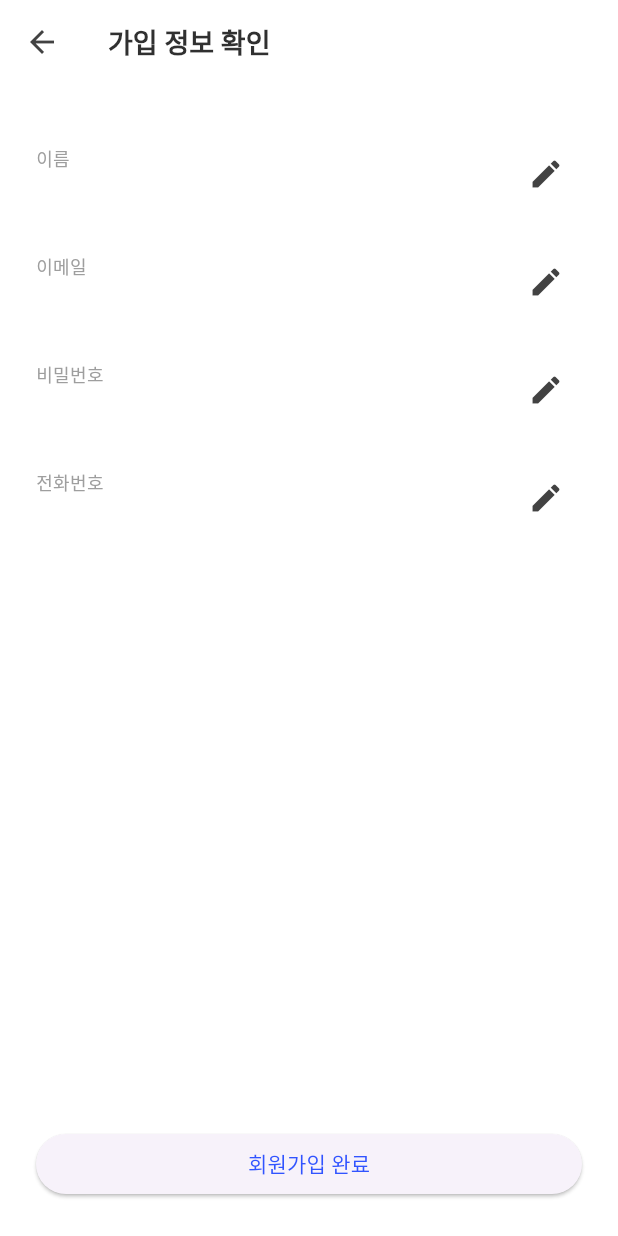
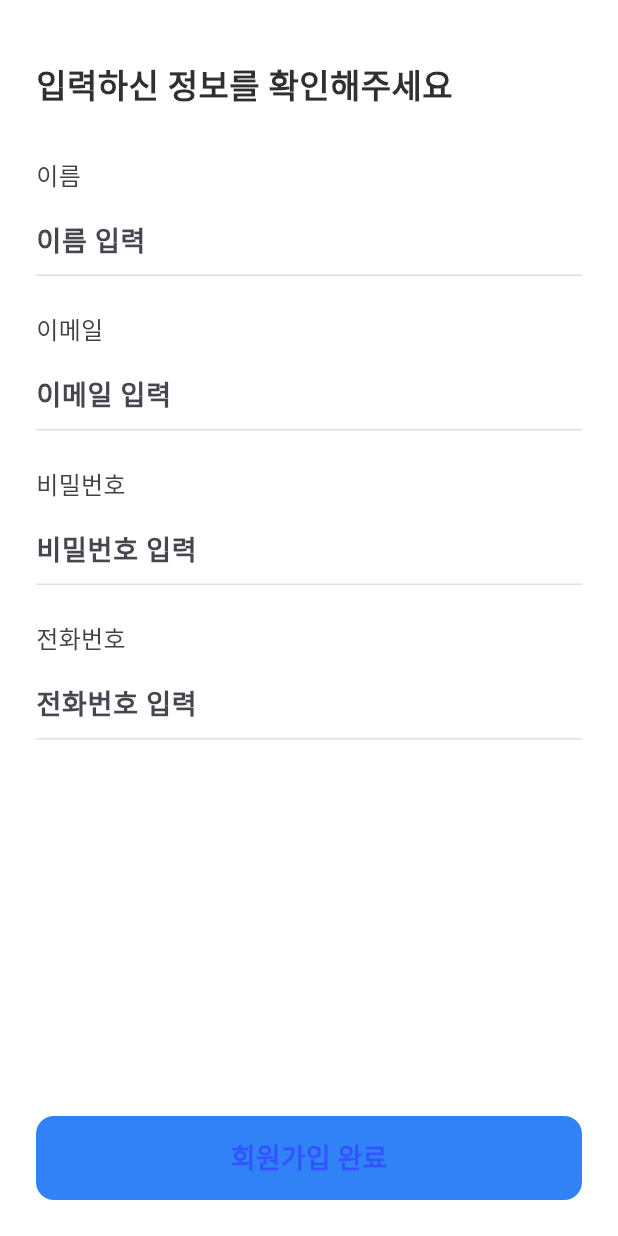
Before and after one commit to Renty-Project-Team/renty_client, a Flutter app: the SignupConfirmPage screen opened directly with empty values, on a phone screen of 412 x 824 dp. Run offline on Flutter 3.47's test engine with Material 3 defaults, Android fonts, the phone set to English and light mode, and no system bars; our stand-ins replace cookie_jar, dio, dio_cookie_manager; Roboto replaces fonts that are missing (Noto Sans KR).

Commit message:
Update:로그인및 회원가입시 입력값 검증 추가 및 디자인 일부변경
로그인 Textfiled에서 사용자가 입력한 값에 대한 검증기능 추가 및 회원가입 단계에서 발생입력값 저장 불가 오류 개선 회원가입UI 수정및 개선으로 InfoRaw.dart 삭제

```diff
--- a/lib/main.dart
+++ b/lib/main.dart
@@ -2,6 +2,7 @@
 import 'global_theme.dart';
 import 'bottom_menu_bar.dart';
 import 'logo_app_ber.dart';
+import 'login.dart';
 // import 'package:http/http.dart' as http;
 
 void main() {
@@ -18,7 +19,7 @@
       theme: buildAppTheme(), // 글로벌 테마 적용
       initialRoute: '/',
       routes: {
-        '/': (context) => const MainPage(),
+        '/': (context) => const LoginPage(),
       },
     );
   }
--- a/lib/signUp/InfoRaw.dart
+++ /dev/null
@@ -1,36 +0,0 @@
-import 'package:flutter/material.dart';
-class InfoRow extends StatelessWidget {
-  final String label;
-  final String value;
-  final VoidCallback onEdit;
-
-  const InfoRow({
-    super.key,
-    required this.label,
-    required this.value,
-    required this.onEdit,
-  });
-
-  @override
-  Widget build(BuildContext context) {
-    return Padding(
-      padding: const EdgeInsets.symmetric(vertical: 12),
-      child: Row(
-        mainAxisAlignment: MainAxisAlignment.spaceBetween,
-        children: [
-          Column(
-            crossAxisAlignment: CrossAxisAlignment.start,
-            children: [
-              Text(label, style: TextStyle(color: Colors.grey)),
-              Text(value, style: TextStyle(fontSize: 16, fontWeight: FontWeight.bold)),
-            ],
-          ),
-          IconButton(
-            icon: Icon(Icons.edit),
-            onPressed: onEdit,
-          ),
-        ],
-      ),
-    );
-  }
-}
--- a/lib/signUp/signUpData.dart
+++ b/lib/signUp/signUpData.dart
@@ -1,12 +1,12 @@
 class SignupData {
   String name;
-  String birth;
+  String pw;
   String email;
   String phone;
 
   SignupData({
     this.name = '',
-    this.birth = '',
+    this.pw = '',
     this.email = '',
     this.phone = '',
   });
@@ -14,14 +14,14 @@ class SignupData {
   // 복사본 생성
   SignupData copyWith({
     String? name,
-    String? birth,
     String? email,
+    String? pw,
     String? phone,
   }) {
     return SignupData(
       name: name ?? this.name,
-      birth: birth ?? this.birth,
       email: email ?? this.email,
+      pw: pw ?? this.pw,
       phone: phone ?? this.phone,
     );
   }
--- a/lib/signUp/signUpLev1.dart
+++ b/lib/signUp/signUpLev1.dart
@@ -40,7 +40,7 @@ class SignupNamePage extends StatelessWidget {
                       context,
                       MaterialPageRoute(
                         builder: (_) => SignupEmailPage(
-                          signupData: signupData.copyWith(email: nameController.text),
+                          signupData: signupData.copyWith(name: nameController.text),
                         ),
                       ),
                     );
--- a/lib/signUp/signUpLev2.dart
+++ b/lib/signUp/signUpLev2.dart
@@ -19,9 +19,10 @@ class SignupEmailPage extends StatelessWidget {
             crossAxisAlignment: CrossAxisAlignment.start,
             children: [
               SizedBox(height: 60),
-              Text('${signupData.copyWith} 사용할 이메일을 입력해주세요', style: TextStyle(fontSize: 24, fontWeight: FontWeight.bold)),
+              Text('${signupData.name} 사용할 이메일을 입력해주세요', style: TextStyle(fontSize: 24, fontWeight: FontWeight.bold)),
               SizedBox(height: 20),
               TextField(
+                controller: emailController,
                 autofocus: true,
                 style: TextStyle(fontSize: 20),
                 decoration: InputDecoration(
@@ -35,6 +36,7 @@ class SignupEmailPage extends StatelessWidget {
                 width: double.infinity,
                 child: ElevatedButton(
                   onPressed: () {
+                    print('${emailController.text}');
                     Navigator.push(
                       context,
                       MaterialPageRoute(builder: (context) =>
--- a/lib/signUp/signUpLev3.dart
+++ b/lib/signUp/signUpLev3.dart
@@ -21,6 +21,8 @@ class SignupPassword extends StatelessWidget {
               Text('${signupData.name} 로그인할때 사용할 비밀번호를 입력해주세요', style: TextStyle(fontSize: 24, fontWeight: FontWeight.bold)),
               SizedBox(height: 20),
               TextField(
+                controller: passwordController,
+                obscureText: true,
                 autofocus: true,
                 style: TextStyle(fontSize: 20),
                 decoration: InputDecoration(
@@ -38,7 +40,7 @@ class SignupPassword extends StatelessWidget {
                       context,
                       MaterialPageRoute(builder: (context) =>
                           SignupPhone(
-                            signupData: signupData.copyWith(email: passwordController.text),
+                            signupData: signupData.copyWith(pw: passwordController.text),
                           ),
                       ),
                     );
--- a/lib/signUp/signUpLev5.dart
+++ b/lib/signUp/signUpLev5.dart
@@ -1,77 +1,117 @@
 import 'package:flutter/material.dart';
 import 'package:renty_client/signUp/signUpData.dart';
-import 'signUpLev1.dart';
-import 'signUpLev2.dart';
-import 'signUpLev3.dart';
-import 'signUpLev4.dart';
-import 'InfoRaw.dart';
+import 'package:renty_client/login.dart';
 
-class SignupConfirmPage extends StatelessWidget {
+class SignupConfirmPage extends StatefulWidget {
   final SignupData signupData;
 
   const SignupConfirmPage({super.key, required this.signupData});
 
   @override
+  _SignupConfirmPageState createState() => _SignupConfirmPageState();
+}
+
+class _SignupConfirmPageState extends State<SignupConfirmPage> {
+  late TextEditingController nameController;
+  late TextEditingController emailController;
+  late TextEditingController passwordController;
+  late TextEditingController phoneController;
+
+  @override
+  void initState() {
+    super.initState();
+    nameController = TextEditingController(text: widget.signupData.name);
+    emailController = TextEditingController(text: widget.signupData.email);
+    passwordController = TextEditingController(text: widget.signupData.pw);
+    phoneController = TextEditingController(text: widget.signupData.phone);
+  }
+
+  @override
+  void dispose() {
+    nameController.dispose();
+    emailController.dispose();
+    passwordController.dispose();
+    phoneController.dispose();
+    super.dispose();
+  }
+
+  Widget _buildField(String label, TextEditingController controller, {bool obscure = false}) {
+    return Column(
+      crossAxisAlignment: CrossAxisAlignment.start,
+      children: [
+        Text(label, style: TextStyle(fontSize: 16, fontWeight: FontWeight.w500, color: Colors.grey[800])),
+        SizedBox(height: 8),
+        TextField(
+          controller: controller,
+          obscureText: obscure,
+          style: TextStyle(fontSize: 18),
+          decoration: InputDecoration(
+            hintText: '$label 입력',
+            enabledBorder: UnderlineInputBorder(
+              borderSide: BorderSide(color: Colors.grey.shade300),
+            ),
+            focusedBorder: UnderlineInputBorder(
+              borderSide: BorderSide(color: Color(0xFF3182F6), width: 2),
+            ),
+          ),
+        ),
+        SizedBox(height: 24),
+      ],
+    );
+  }
+
+  @override
   Widget build(BuildContext context) {
     return Scaffold(
-      appBar: AppBar(title: Text('가입 정보 확인')),
-      body: Padding(
-        padding: const EdgeInsets.all(24.0),
+      backgroundColor: Colors.white,
+      body: SafeArea(
+        child: Padding(
+          padding: const EdgeInsets.symmetric(horizontal: 24.0),
           child: Column(
             crossAxisAlignment: CrossAxisAlignment.start,
             children: [
-            InfoRow(
-              label: '이름',
-              value: signupData.name,
-              onEdit: () {
-                // 이름 수정 페이지로 이동
+              SizedBox(height: 40),
+              Text('입력하신 정보를 확인해주세요',
+                  style: TextStyle(fontSize: 22, fontWeight: FontWeight.bold)),
+              SizedBox(height: 32),
+
+              _buildField('이름', nameController),
+              _buildField('이메일', emailController),
+              _buildField('비밀번호', passwordController, obscure: true),
+              _buildField('전화번호', phoneController),
+
+              Spacer(),
+
+              SizedBox(
+                width: double.infinity,
+                height: 56,
+                child: ElevatedButton(
+                  onPressed: () {
+                    final updatedData = widget.signupData.copyWith(
+                      name: nameController.text,
+                      email: emailController.text,
+                      pw: passwordController.text,
+                      phone: phoneController.text,
+                    );
+
+                    // TODO: 서버 전송
+                    print(updatedData);
                     Navigator.push(
                       context,
-                  MaterialPageRoute(builder: (_) => SignupNamePage(signupData: signupData)),
+                      MaterialPageRoute(builder: (context) => LoginPage()),
                     );
                   },
+                  style: ElevatedButton.styleFrom(
+                    backgroundColor: Color(0xFF3182F6),
+                    shape: RoundedRectangleBorder(borderRadius: BorderRadius.circular(12)),
+                    elevation: 0,
                   ),
-            InfoRow(
-              label: '이메일',
-              value: signupData.email,
-              onEdit: () {
-                Navigator.push(
-                  context,
-                  MaterialPageRoute(builder: (_) => SignupEmailPage(signupData: signupData)),
-                );
-              },
+                  child: Text('회원가입 완료', style: TextStyle(fontSize: 18, fontWeight: FontWeight.bold)),
                 ),
-            InfoRow(
-              label: '비밀번호',
-              value: signupData.phone,
-              onEdit: () {
-                Navigator.push(
-                  context,
-                  MaterialPageRoute(builder: (_) => SignupPassword(signupData: signupData)),
-                );
-              },
               ),
-            InfoRow(
-              label: '전화번호',
-              value: signupData.phone,
-              onEdit: () {
-                Navigator.push(
-                  context,
-                  MaterialPageRoute(builder: (_) => SignupPhone(signupData: signupData)),
-                );
-              },
+              SizedBox(height: 24),
+            ],
           ),
-            Spacer(),
-            SizedBox(
-              width: double.infinity,
-              child: ElevatedButton(
-                onPressed: () {
-                  // 서버로 회원가입 정보 전송
-                },
-                child: Text('회원가입 완료'),
-              ),
-            )
-          ],
         ),
       ),
     );
```
Also changed, not shown: lib/loginPage.dart (+47 -17 lines), lib/signUp/signUpLev4.dart (+12 -1 lines). Lines whose indentation alone changed are shown as unchanged.
